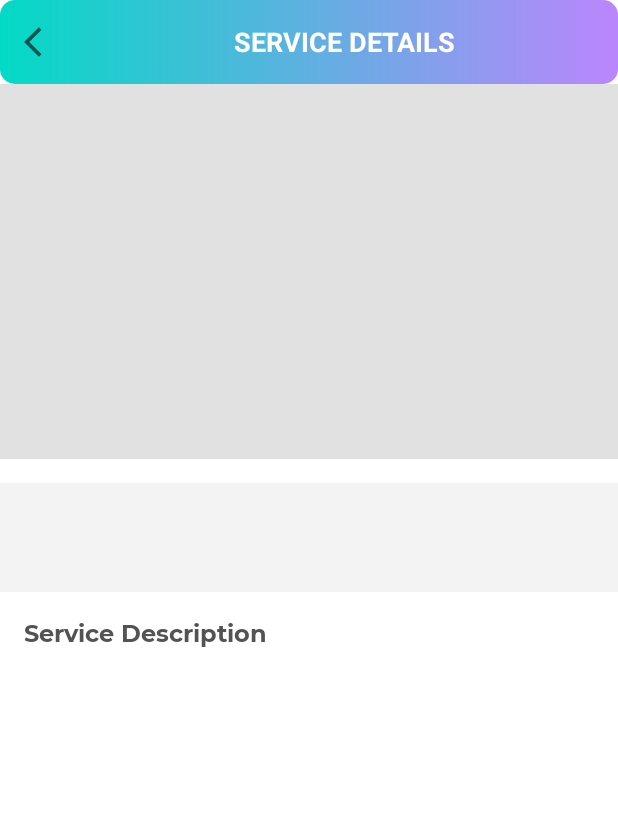
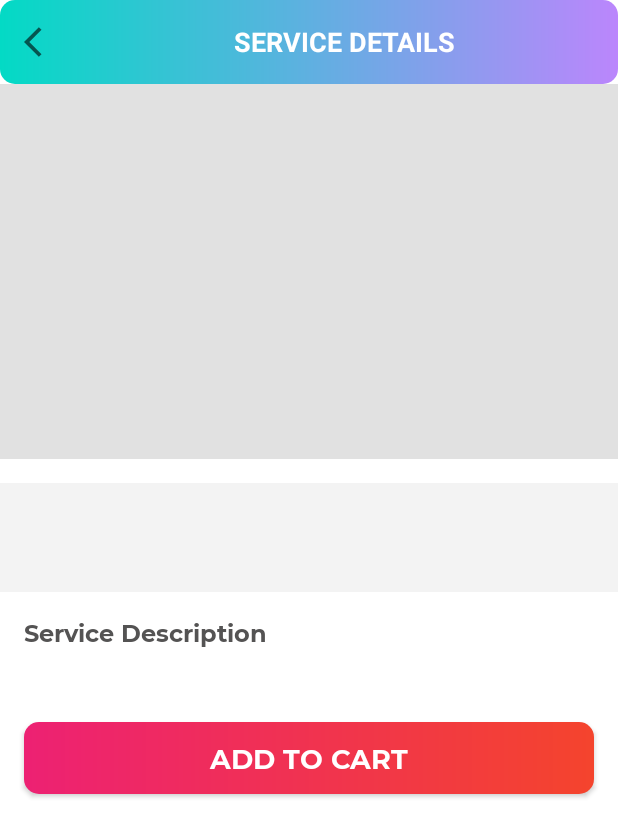
Before and after one commit to ahsa91/SuperCleanerApp, an Android app: the ServiceDetailsActivity screen opened directly, with no data from a screen before it, on a phone screen of 412 x 824 dp. Shown: the top 837 px of the screen. Run offline under Robolectric (Android 15) with nearby library versions, the phone set to English and light mode, and no system bars; our stand-ins replace Firebase (no records; nobody signed in at launch, a user with empty details on screens opened directly); pictures from the network do not load; 5 statements that could not run were skipped.

Commit message:
fixed display of services for non admin users added add to cart button in service details screen(visible to customer not admin)

```diff
--- a/SuperCleanerApp-master/SuperCleaner/app/src/main/java/my/supercleanerapp/ui/activites/ServiceDetailsActivity.kt
+++ b/SuperCleanerApp-master/SuperCleaner/app/src/main/java/my/supercleanerapp/ui/activites/ServiceDetailsActivity.kt
@@ -3,6 +3,7 @@ package my.supercleanerapp.ui.activites
 import androidx.appcompat.app.AppCompatActivity
 import android.os.Bundle
 import android.util.Log
+import android.view.View
 import my.supercleanerapp.R
 import my.supercleanerapp.databinding.ActivityServiceDetailBinding
 import my.supercleanerapp.databinding.ActivitySettingsBinding
@@ -25,11 +26,23 @@ class ServiceDetailsActivity : BaseActivity() {
         if (intent.hasExtra(Constants.EXTRA_SERVICE_ID)) {
             mServiceId =
                 intent.getStringExtra(Constants.EXTRA_SERVICE_ID)!!
-            Log.i("Service Id", mServiceId)
+        }
+
+        var serviceOwnerId: String = ""
+
+        if (intent.hasExtra(Constants.EXTRA_SERVICE_OWNER_ID)) {
+            serviceOwnerId =
+                intent.getStringExtra(Constants.EXTRA_SERVICE_OWNER_ID)!!
         }
 
         //implement actionbar
         setupActionBar()
+        //Now we have the service owner id so if the product which is added by owner himself should not see the button Add To Cart.
+        if (FirestoreClass().getCurrentUserID() == serviceOwnerId) {
+            binding.btnAddToCart.visibility = View.GONE
+        } else {
+            binding.btnAddToCart.visibility = View.VISIBLE
+        }
         //function to get the service details when the activity is launched.
         getServiceDetails()
     }
--- a/SuperCleanerApp-master/SuperCleaner/app/src/main/java/my/supercleanerapp/ui/adapters/MyDashboardListAdapter.kt
+++ b/SuperCleanerApp-master/SuperCleaner/app/src/main/java/my/supercleanerapp/ui/adapters/MyDashboardListAdapter.kt
@@ -64,6 +64,8 @@ open class MyDashboardListAdapter(
             // Launch service details screen.
             val intent = Intent(context, ServiceDetailsActivity::class.java)
             intent.putExtra(Constants.EXTRA_SERVICE_ID, model.service_id)
+            //The service   owner id is basically the user id of the user who have add the product.
+            intent.putExtra(Constants.EXTRA_SERVICE_OWNER_ID, model.user_id)
             context.startActivity(intent)
         }
     }
--- a/SuperCleanerApp-master/SuperCleaner/app/src/main/java/my/supercleanerapp/ui/adapters/MyServicesListAdapter.kt
+++ b/SuperCleanerApp-master/SuperCleaner/app/src/main/java/my/supercleanerapp/ui/adapters/MyServicesListAdapter.kt
@@ -72,6 +72,9 @@ open class MyServicesListAdapter(
                 // Launch service details screen.
                 val intent = Intent(context, ServiceDetailsActivity::class.java)
                 intent.putExtra(Constants.EXTRA_SERVICE_ID, model.service_id)
+                //The service   owner id is basically the user id of the user who have add the product.
+                intent.putExtra(Constants.EXTRA_SERVICE_OWNER_ID, model.user_id)
+
                 context.startActivity(intent)
             }
 
--- a/SuperCleanerApp-master/SuperCleaner/app/src/main/java/my/supercleanerapp/utils/Constants.kt
+++ b/SuperCleanerApp-master/SuperCleaner/app/src/main/java/my/supercleanerapp/utils/Constants.kt
@@ -42,6 +42,7 @@ object Constants {
     const val EXTRA_ADDRESS_DETAILS: String = "AddressDetails"
     const val SERVICE_IMAGE: String=""
     const val EXTRA_SERVICE_ID: String = "extra_service_id"
+    const val EXTRA_SERVICE_OWNER_ID: String = "extra_service_owner_id"
 
 
 
--- a/SuperCleanerApp-master/SuperCleaner/app/src/main/res/layout/activity_service_detail.xml
+++ b/SuperCleanerApp-master/SuperCleaner/app/src/main/res/layout/activity_service_detail.xml
@@ -107,6 +107,29 @@
                 app:layout_constraintStart_toStartOf="parent"
                 app:layout_constraintTop_toBottomOf="@id/tv_service_details_label"
                 tools:text="This is service details description." />
+            <my.supercleanerapp.utils.SCAButton
+                android:id="@+id/btn_add_to_cart"
+                android:layout_width="match_parent"
+                android:layout_height="wrap_content"
+                android:layout_gravity="center"
+                android:layout_marginStart="16dp"
+                android:layout_marginTop="30dp"
+                android:layout_marginEnd="16dp"
+                android:layout_marginBottom="20dp"
+                android:background="@drawable/button_background"
+                android:foreground="?attr/selectableItemBackground"
+                android:gravity="center"
+                android:paddingTop="@dimen/btn_padding"
+                android:paddingBottom="@dimen/btn_padding"
+                android:text="@string/btn_add_to_cart"
+                android:textColor="@android:color/white"
+                android:textSize="@dimen/btn_textSize"
+                android:visibility="gone"
+                app:layout_constraintEnd_toEndOf="parent"
+                app:layout_constraintStart_toStartOf="parent"
+                app:layout_constraintTop_toBottomOf="@id/tv_service_details_description"
+                tools:visibility="visible" />
+
 
         </androidx.constraintlayout.widget.ConstraintLayout>
     </ScrollView>
--- a/SuperCleanerApp-master/SuperCleaner/app/src/main/res/layout/activity_settings.xml
+++ b/SuperCleanerApp-master/SuperCleaner/app/src/main/res/layout/activity_settings.xml
@@ -136,7 +136,10 @@
             android:layout_width="match_parent"
             android:layout_height="wrap_content"
             android:layout_below="@id/tv_mobile_number"
-            android:layout_margin="@dimen/settings_address_margin"
+            android:layout_marginStart="@dimen/settings_address_margin"
+            android:layout_marginTop="@dimen/settings_address_margin"
+            android:layout_marginEnd="@dimen/settings_address_margin"
+            android:layout_marginBottom="@dimen/settings_address_margin"
             android:background="@drawable/item_grey_border_background"
             android:foreground="?attr/selectableItemBackground"
             android:orientation="horizontal"
--- a/SuperCleanerApp-master/SuperCleaner/app/src/main/res/values/strings.xml
+++ b/SuperCleanerApp-master/SuperCleaner/app/src/main/res/values/strings.xml
@@ -55,7 +55,7 @@
     <string name="action_settings">Settings</string>
     <string name="title_services">Services</string>
     <string name="title_orders">Orders</string>
-    <string name="title_settings">Setting</string>
+    <string name="title_settings">Settings</string>
     <string name="lbl_edit">Edit</string>
     <string name="lbl_addresses">Addresses</string>
     <string name="btn_lbl_logout">Logout</string>
```
Also changed, not shown: SuperCleanerApp-master/SuperCleaner/app/src/main/java/my/supercleanerapp/firestore/FirestoreClass.kt (+14 -24 lines), SuperCleanerApp-master/SuperCleaner/app/src/main/java/my/supercleanerapp/ui/fragments/DashboardFragment.kt (+1 -7 lines).
